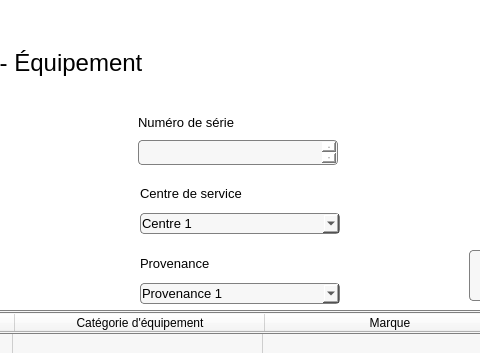
ProjetPC2/SIMM2.0-DEV, file Interface/FenetresEnUI/fenetreRechercheEquipement.ui: the form before one commit; both pictures show x 311 to 791 and y 0 to 353 of the 1440 by 810 pixel window.
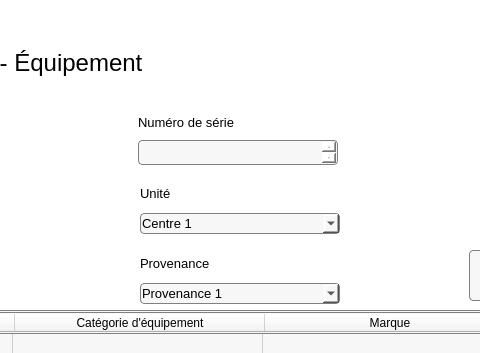
The form after the commit. Icons and pictures are not drawn.

Commit message:
Centre de service/Code ASSET/Hopital St-Michel
J'ai modifié Centre de Service pour Unité, Code ASSET pour Voltage/Courant et Hopital Saint-Michel pour Hopital Universitaire Justinien dans toutes les fenêtres .ui. Je vais re-commit quand je les aurais transformer en .py

The edit to the form file:
```diff
--- a/Interface/FenetresEnUI/fenetreRechercheEquipement.ui
+++ b/Interface/FenetresEnUI/fenetreRechercheEquipement.ui
@@ -262,7 +262,7 @@
         </font>
        </property>
        <property name="text">
-        <string>Centre de service</string>
+        <string>Unité</string>
        </property>
       </widget>
      </item>
```
Left out of the diff: 4 changed lines with no effect on the pictures. The commit also changes 16 other files.
